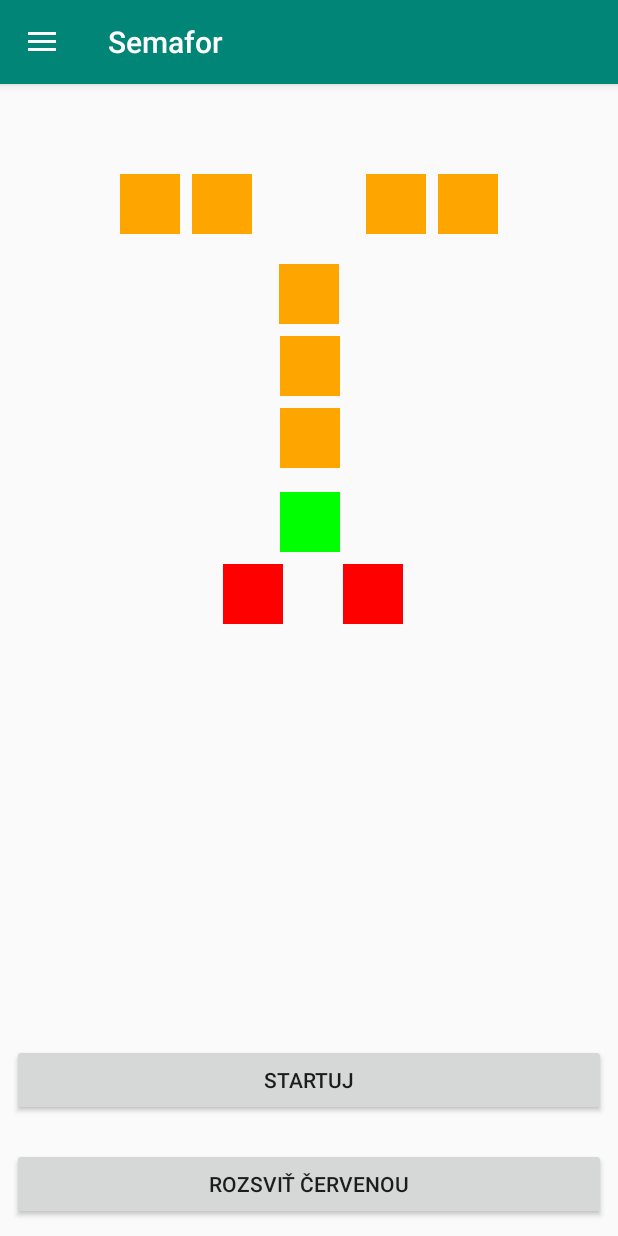
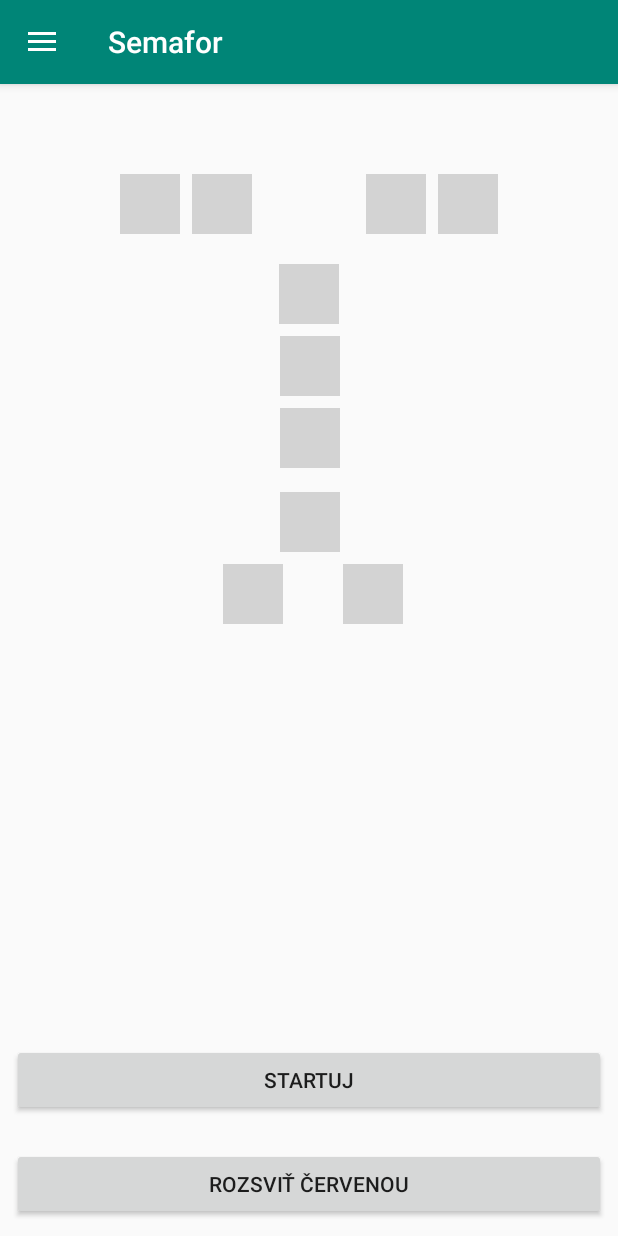
Before and after one commit to vojtahaj/CTApplication, an Android app: the CTFragment screen opened directly, with no data from a screen before it, on a phone screen of 412 x 824 dp. Run offline under Robolectric (Android 15) with nearby library versions, the light colour scheme and no system bars; 1 statement that could not run was skipped.

Commit message:
Monitor optimalizace
par veci ohledne zobrazovani monitoru

```diff
--- a/app/src/main/java/umte/fim/uhk/cz/ctapplication/fragments/MonitorFragment.java
+++ b/app/src/main/java/umte/fim/uhk/cz/ctapplication/fragments/MonitorFragment.java
@@ -62,6 +62,7 @@ public class MonitorFragment extends Fragment {
                 if (CTActivity.monitorLogs.get(i).isRecieved()) {
                     message.setSpan(new ForegroundColorSpan(Color.GREEN), 0, message.length(), 0);
                     builder.append(message);
+                    builder.append("\r\n");
 
                 } else {
                     message.setSpan(new ForegroundColorSpan(Color.RED), 0, message.length(), 0);
--- a/app/src/main/res/layout/fragment_ct.xml
+++ b/app/src/main/res/layout/fragment_ct.xml
@@ -1,7 +1,6 @@
 <?xml version="1.0" encoding="utf-8"?>
 <android.support.constraint.ConstraintLayout xmlns:android="http://schemas.android.com/apk/res/android"
     xmlns:app="http://schemas.android.com/apk/res-auto"
-    xmlns:tools="http://schemas.android.com/tools"
     android:layout_width="match_parent"
     android:layout_height="match_parent">
 
@@ -11,7 +10,7 @@
         android:layout_height="40dp"
         android:layout_marginStart="80dp"
         android:layout_marginTop="60dp"
-        android:background="@color/colorOrange"
+        android:background="@color/colorGray"
         app:layout_constraintStart_toStartOf="parent"
         app:layout_constraintTop_toTopOf="parent" />
 
@@ -21,7 +20,7 @@
         android:layout_height="40dp"
         android:layout_marginStart="8dp"
         android:layout_marginTop="60dp"
-        android:background="@color/colorOrange"
+        android:background="@color/colorGray"
         app:layout_constraintStart_toEndOf="@+id/textViewFL"
         app:layout_constraintTop_toTopOf="parent" />
 
@@ -31,7 +30,7 @@
         android:layout_height="40dp"
         android:layout_marginTop="60dp"
         android:layout_marginEnd="80dp"
-        android:background="@color/colorOrange"
+        android:background="@color/colorGray"
         app:layout_constraintEnd_toEndOf="parent"
         app:layout_constraintTop_toTopOf="parent" />
 
@@ -41,7 +40,7 @@
         android:layout_height="40dp"
         android:layout_marginTop="60dp"
         android:layout_marginEnd="8dp"
-        android:background="@color/colorOrange"
+        android:background="@color/colorGray"
         app:layout_constraintEnd_toStartOf="@+id/textViewFR"
         app:layout_constraintTop_toTopOf="parent" />
 
@@ -52,7 +51,7 @@
         android:layout_marginStart="8dp"
         android:layout_marginTop="120dp"
         android:layout_marginEnd="8dp"
-        android:background="@color/colorOrange"
+        android:background="@color/colorGray"
         app:layout_constraintEnd_toEndOf="parent"
         app:layout_constraintStart_toStartOf="parent"
         app:layout_constraintTop_toTopOf="parent" />
@@ -64,7 +63,7 @@
         android:layout_marginStart="8dp"
         android:layout_marginTop="8dp"
         android:layout_marginEnd="8dp"
-        android:background="@color/colorOrange"
+        android:background="@color/colorGray"
         app:layout_constraintEnd_toEndOf="parent"
         app:layout_constraintHorizontal_bias="0.501"
         app:layout_constraintStart_toStartOf="parent"
@@ -77,7 +76,7 @@
         android:layout_marginStart="8dp"
         android:layout_marginTop="8dp"
         android:layout_marginEnd="8dp"
-        android:background="@color/colorOrange"
+        android:background="@color/colorGray"
         app:layout_constraintEnd_toEndOf="parent"
         app:layout_constraintHorizontal_bias="0.501"
         app:layout_constraintStart_toStartOf="parent"
@@ -90,7 +89,7 @@
         android:layout_marginStart="8dp"
         android:layout_marginTop="16dp"
         android:layout_marginEnd="8dp"
-        android:background="@color/colorGreen"
+        android:background="@color/colorGray"
         app:layout_constraintEnd_toEndOf="parent"
         app:layout_constraintHorizontal_bias="0.501"
         app:layout_constraintStart_toStartOf="parent"
@@ -102,7 +101,7 @@
         android:layout_height="40dp"
         android:layout_marginTop="8dp"
         android:layout_marginEnd="40dp"
-        android:background="@color/colorRed"
+        android:background="@color/colorGray"
         app:layout_constraintEnd_toStartOf="@+id/textViewRR"
         app:layout_constraintTop_toBottomOf="@+id/textViewG" />
 
@@ -113,7 +112,7 @@
         android:layout_marginStart="8dp"
         android:layout_marginTop="8dp"
         android:layout_marginEnd="8dp"
-        android:background="@color/colorRed"
+        android:background="@color/colorGray"
         app:layout_constraintEnd_toEndOf="parent"
         app:layout_constraintHorizontal_bias="0.62"
         app:layout_constraintStart_toStartOf="parent"
--- a/app/src/main/res/layout/fragment_setting.xml
+++ b/app/src/main/res/layout/fragment_setting.xml
@@ -19,6 +19,7 @@
         android:layout_marginLeft="10dp"
         android:layout_marginTop="8dp"
         android:layout_marginRight="10dp"
+        android:inputType="number"
         android:hint="15" />
 
     <TextView
@@ -36,6 +37,7 @@
         android:layout_marginLeft="10dp"
         android:layout_marginTop="8dp"
         android:layout_marginRight="10dp"
+        android:inputType="number"
         android:hint="40" />
 
     <TextView
--- a/app/src/main/res/layout/fragment_weather.xml
+++ b/app/src/main/res/layout/fragment_weather.xml
@@ -47,7 +47,7 @@
             android:layout_weight="1"
             android:gravity="end"
             android:hint="@string/expected_val"
-            android:textColor="@color/colorOrange" />
+            android:textColor="@color/colorGray" />
     </LinearLayout>
 
     <LinearLayout
```
